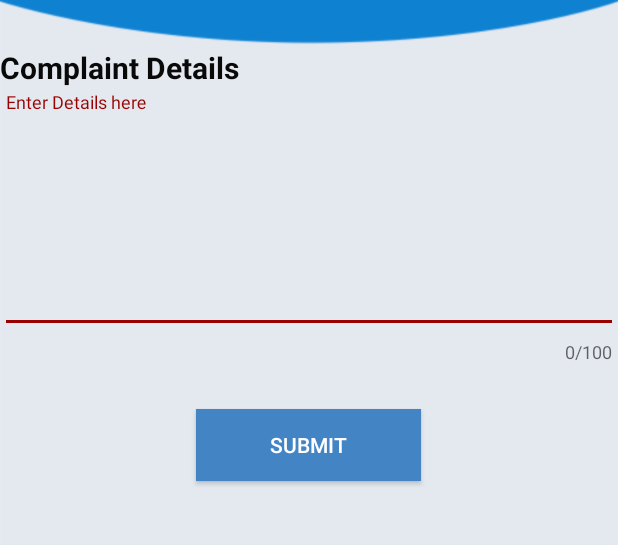
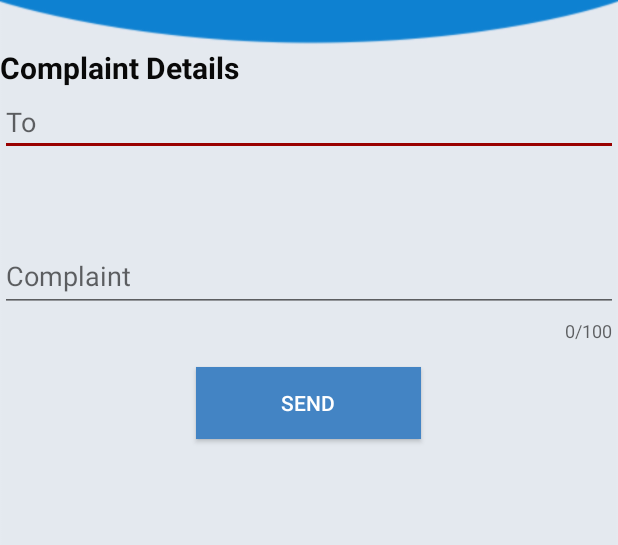
Before and after one commit to Itisha2987/CMS_CodeBuds, an Android app: the WriteComplaint screen opened directly, with no data from a screen before it, on a phone screen of 412 x 824 dp, the part 397-942 px from its top. Run offline under Robolectric (Android 15) with nearby library versions, the phone set to English and light mode, and no system bars; 1 statement that could not run was skipped.

Commit message:
Fisrt commit

```diff
--- a/build.gradle
+++ b/build.gradle
@@ -34,4 +34,7 @@ dependencies {
     androidTestImplementation 'com.android.support.test.espresso:espresso-core:3.0.2'
     implementation 'com.android.support:cardview-v7:28.0.0'
     implementation 'com.android.support:gridlayout-v7:28.0.0'
+    implementation files('libs/activation.jar')
+    implementation files('libs/additional.jar')
+    implementation files('libs/mail.jar')
 }
--- a/src/main/res/layout/activity_write_complaint.xml
+++ b/src/main/res/layout/activity_write_complaint.xml
@@ -42,7 +42,10 @@
                         android:layout_marginTop="10dp"/>
                 </LinearLayout>
 
+
+
                 <TextView
+                    android:id="@+id/heading"
                     android:layout_marginTop="10dp"
                     android:layout_width="match_parent"
                     android:layout_height="wrap_content"
@@ -52,39 +55,54 @@
                     android:textStyle="bold"
                     android:textColor="@color/black"/>
 
+                <EditText
+                    android:id="@+id/etRecipient"
+                    android:hint="To"
+                    android:inputType="textEmailAddress"
+                    android:imeOptions="actionNext"
+                    android:layout_below="@id/heading"
+                    android:layout_width="match_parent"
+                    android:layout_height="wrap_content"
+                    android:layout_marginBottom="8dp"/>
+
+
+
+
 
                 <android.support.design.widget.TextInputLayout
                     android:id="@+id/complaintDetails"
                     android:layout_width="match_parent"
                     android:layout_height="wrap_content"
-                    android:layout_below="@id/topNav"
+                    android:layout_below="@id/etRecipient"
                     android:layout_marginTop="40dp"
                     app:counterEnabled="true"
 
                     app:counterMaxLength="100">
 
+
                     <EditText
-                        android:id="@+id/text"
+                        android:hint="Complaint"
+                        android:id="@+id/etContent"
                         android:layout_width="match_parent"
-                        android:layout_height="150dp"
-                        android:gravity="top"
-                        android:hint="Enter Details here"
-                        android:inputType="textMultiLine" />
+                        android:imeOptions="actionDone"
+                        android:layout_height="wrap_content"
+                        android:layout_marginTop="8dp"/>
                 </android.support.design.widget.TextInputLayout>
 
 
 
                 <Button
+                    android:id="@+id/btnSend"
                     android:layout_width="150dp"
                     android:layout_height="wrap_content"
                     android:layout_below="@id/complaintDetails"
-                    android:text="Submit"
+                    android:text="Send"
+                    android:onClick="sendemail"
                     android:gravity="center"
                     android:layout_centerHorizontal="true"
                     android:background="@color/colorPrimary"
                     android:textColor="@color/white"
-                    android:layout_marginTop="30dp"
-                    android:id="@+id/submit"/>
+                    android:layout_marginTop="16dp" />
 
             </RelativeLayout>
         </LinearLayout>
```
Also changed, not shown: src/main/java/com/example/complaintmanagementsystem/MainHelpers/GMailSender.java (added, +111 -0 lines), src/main/java/com/example/complaintmanagementsystem/MainHelpers/JSSEProvider.java (added, +23 -0 lines), src/main/java/com/example/complaintmanagementsystem/WriteComplaint.java (+35 -24 lines), libs/activation.jar (added), libs/additional.jar (added), libs/mail.jar (added), 1 other file.
